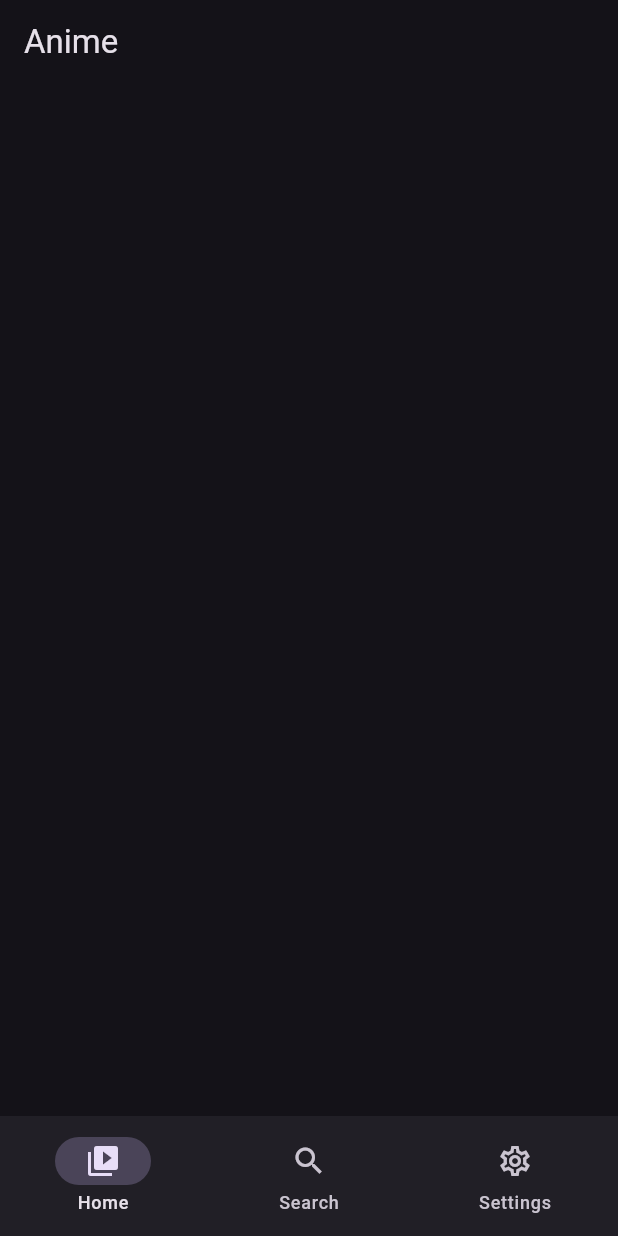
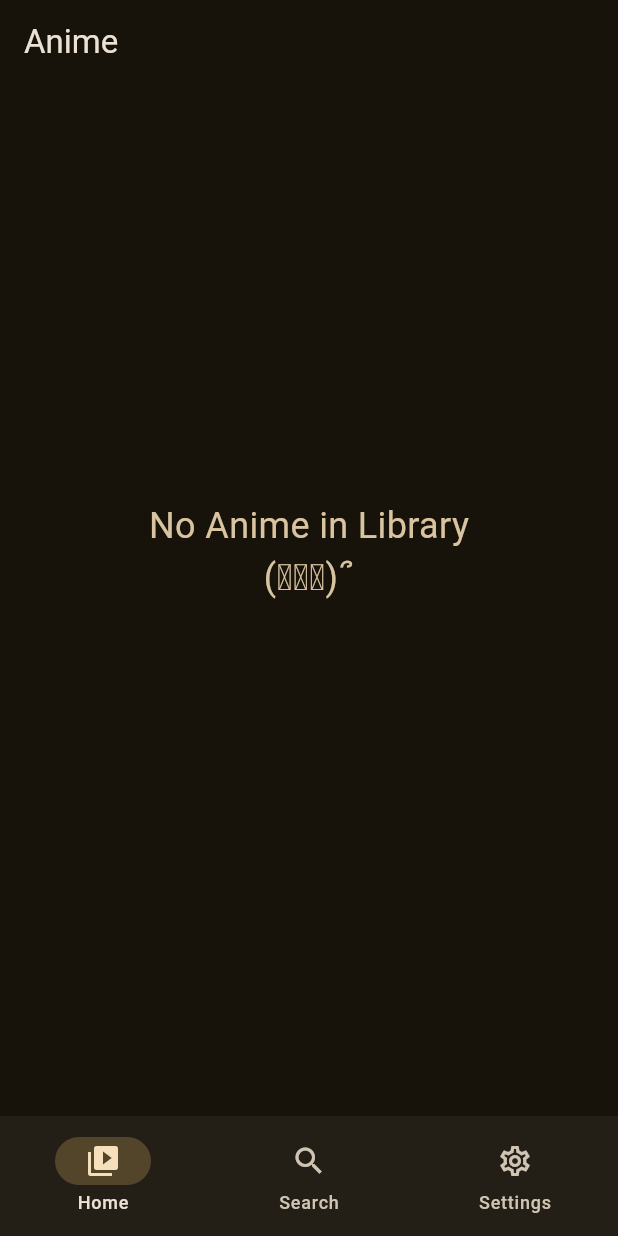
Before and after one commit to amhue/rivamiru, a Flutter app: the screen it shows after launch, on a phone screen of 412 x 824 dp. Run offline on Flutter 3.47's test engine with Material 3 defaults, Android fonts, the phone set to English and light mode, and no system bars; our stand-ins replace chewie, go_router, shared_preferences, sqflite, video_player, wakelock_plus; accounts and stored records are empty.

Commit message:
Added theming

```diff
--- a/lib/main.dart
+++ b/lib/main.dart
@@ -1,5 +1,6 @@
 import 'package:flutter/material.dart';
 import 'package:go_router/go_router.dart';
+import 'package:provider/provider.dart';
 import 'package:rivamiru/models/animeinterface.dart';
 import 'package:rivamiru/screens/animescreen.dart';
 import 'package:rivamiru/screens/homescreen.dart';
@@ -8,20 +9,16 @@ import 'package:rivamiru/screens/latestscreen.dart';
 import 'package:rivamiru/screens/settingscreen.dart';
 import 'package:rivamiru/screens/videoscreen.dart';
 import 'package:rivamiru/style.dart';
+import 'package:rivamiru/themes.dart';
 import 'package:rivamiru/widgets/navbar.dart';
 import 'dart:io';
 
 void main() async {
   HttpOverrides.global = MyHttpOverrides();
-  runApp(const MyApp());
+  runApp(ChangeNotifierProvider(create: (_) => Themes(), child: MyApp()));
 }
 
 class MyApp extends StatelessWidget {
-  const MyApp({super.key});
-
-  // This widget is the root of your application.
-  @override
-  Widget build(BuildContext context) {
   final router = GoRouter(
     routes: [
       ShellRoute(
@@ -72,6 +69,13 @@ class MyApp extends StatelessWidget {
     ],
   );
 
+  MyApp({super.key});
+
+  // This widget is the root of your application.
+  @override
+  Widget build(BuildContext context) {
+    final themeProvider = Provider.of<Themes>(context);
+
     return MaterialApp.router(
       routerConfig: router,
 
@@ -93,8 +97,12 @@ class MyApp extends StatelessWidget {
         //
         // This works for code too, not just values: Most code changes can be
         // tested with just a hot reload.
-        brightness: Brightness.dark,
-        // colorSchemeSeed: Colors.pink,
+        colorScheme: ColorScheme.fromSeed(
+          seedColor: themes[themeProvider.currentThemeIndex],
+          brightness: themeProvider.darkMode
+              ? Brightness.dark
+              : Brightness.light,
+        ),
         textTheme: TextTheme(
           titleLarge: Style.titleTheme(Theme.of(context).colorScheme),
           titleSmall: Style.smallTitleTheme(Theme.of(context).colorScheme),
--- a/lib/screens/homescreen.dart
+++ b/lib/screens/homescreen.dart
@@ -2,6 +2,7 @@ import 'package:flutter/material.dart';
 import 'package:rivamiru/models/animeinterface.dart';
 import 'package:rivamiru/models/database.dart';
 import 'package:rivamiru/widgets/showlist.dart';
+import 'package:shared_preferences/shared_preferences.dart';
 
 class HomeScreen extends StatefulWidget {
   const HomeScreen({super.key});
@@ -9,6 +10,8 @@ class HomeScreen extends StatefulWidget {
   @override
   State<HomeScreen> createState() => _HomeScreenState();
 }
+
+late final SharedPreferences prefs;
 
 class _HomeScreenState extends State<HomeScreen> {
   List<Anime> animeList = [];
@@ -35,7 +38,36 @@ class _HomeScreenState extends State<HomeScreen> {
         onRefresh: loadFavorites,
         child: ListView(
           children: [
-            Container(padding: EdgeInsets.all(10), child: ShowList(animeList)),
+            animeList.isNotEmpty
+                ? Container(
+                    padding: EdgeInsets.all(10),
+                    child: ShowList(animeList),
+                  )
+                : SizedBox(
+                    height: MediaQuery.of(context).size.height - 200,
+                    child: Column(
+                      mainAxisAlignment: .center,
+                      crossAxisAlignment: .center,
+                      children: [
+                        Text(
+                          "No Anime in Library",
+                          style: TextStyle(
+                            fontSize: 24,
+                            fontWeight: .w400,
+                            color: Theme.of(context).colorScheme.secondary,
+                          ),
+                        ),
+                        Text(
+                          "(ᗒ︵ᗕ)՞",
+                          style: TextStyle(
+                            fontSize: 24,
+                            fontWeight: .w400,
+                            color: Theme.of(context).colorScheme.secondary,
+                          ),
+                        ),
+                      ],
+                    ),
+                  ),
           ],
         ),
       ),
--- /dev/null
+++ b/lib/themes.dart
@@ -0,0 +1,60 @@
+import 'package:flutter/material.dart';
+import 'package:shared_preferences/shared_preferences.dart';
+
+class Themes with ChangeNotifier {
+  bool _darkMode = true;
+  int _currentThemeIndex = 0;
+
+  Themes() {
+    load();
+  }
+
+  Future<void> save() async {
+    final prefs = await SharedPreferences.getInstance();
+    prefs.setBool("darkMode", darkMode);
+    prefs.setInt("currentThemeIndex", currentThemeIndex);
+  }
+
+  Future<void> load() async {
+    final prefs = await SharedPreferences.getInstance();
+    darkMode = prefs.getBool("darkMode") ?? true;
+    currentThemeIndex = prefs.getInt("currentThemeIndex") ?? 0;
+  }
+
+  bool get darkMode => _darkMode;
+  int get currentThemeIndex => _currentThemeIndex;
+
+  set darkMode(bool value) {
+    _darkMode = value;
+    save();
+    notifyListeners();
+  }
+
+  set currentThemeIndex(int index) {
+    _currentThemeIndex = index;
+    save();
+    notifyListeners();
+  }
+}
+
+final themes = [
+  Colors.amber,
+  Colors.blue,
+  Colors.blueGrey,
+  Colors.brown,
+  Colors.cyan,
+  Colors.deepOrange,
+  Colors.deepPurple,
+  Colors.green,
+  Colors.grey,
+  Colors.indigo,
+  Colors.lightBlue,
+  Colors.lightGreen,
+  Colors.lime,
+  Colors.orange,
+  Colors.pink,
+  Colors.purple,
+  Colors.red,
+  Colors.teal,
+  Colors.yellow,
+];
--- a/pubspec.yaml
+++ b/pubspec.yaml
@@ -1,5 +1,5 @@
 name: rivamiru
-description: "A new Flutter project."
+description: "Watch anime easily."
 # The following line prevents the package from being accidentally published to
 # pub.dev using `flutter pub publish`. This is preferred for private packages.
 publish_to: 'none' # Remove this line if you wish to publish to pub.dev
@@ -42,6 +42,9 @@ dependencies:
   wakelock_plus: ^1.5.1
   sqflite: ^2.4.2
   path: ^1.9.1
+  shared_preferences: ^2.5.4
+  provider: ^6.1.5+1
+  flutter_launcher_icons: ^0.14.4
 
 dev_dependencies:
   flutter_test:
```
Also changed, not shown: flutter_launcher_icons.yaml (added, +34 -0 lines), lib/screens/settingscreen.dart (+40 -12 lines), assets/icon.png (added), pubspec.lock, 31 other files. Lines whose indentation alone changed are shown as unchanged.
